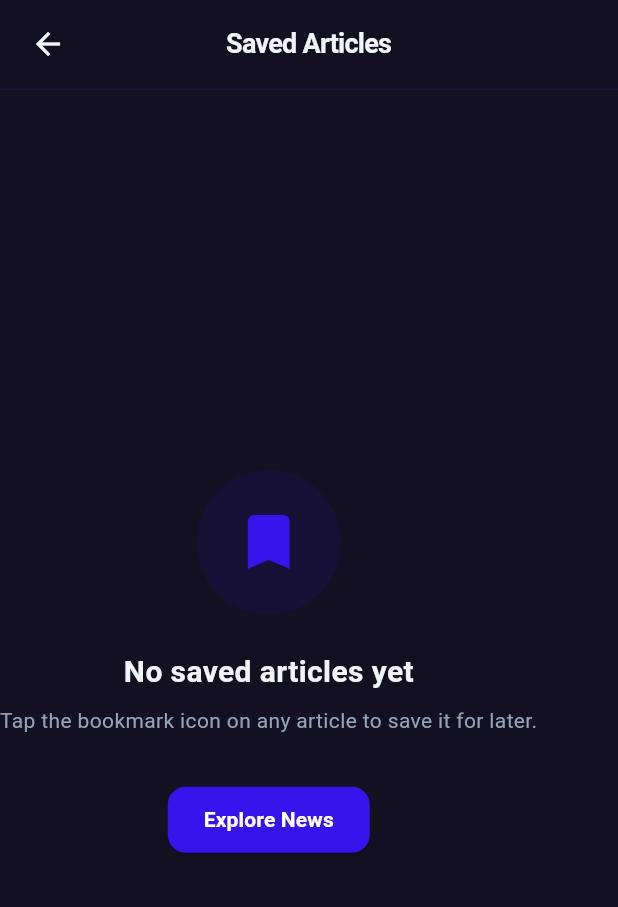
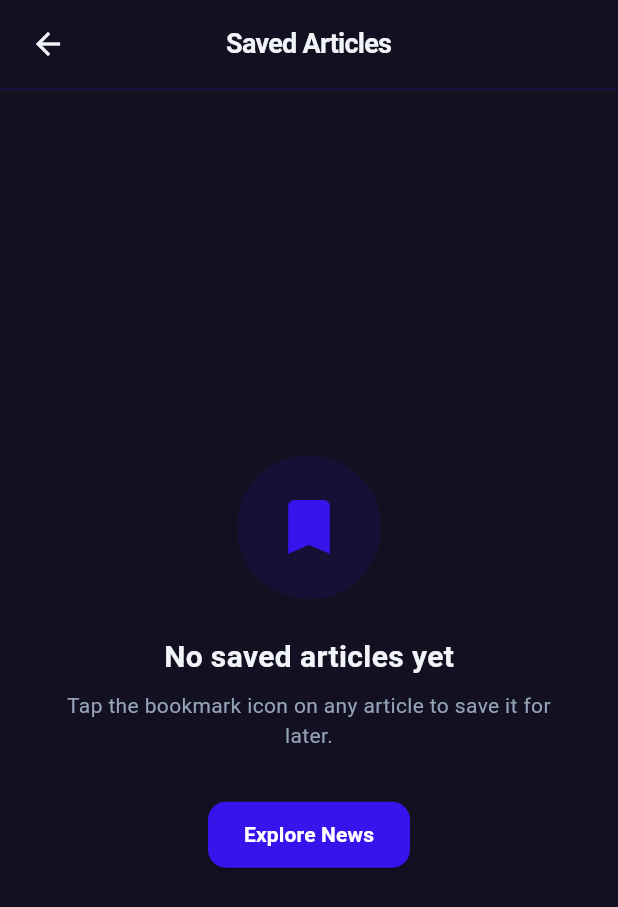
Before and after one commit to cybersleuth0/news_intelligence_app, a Flutter app: the FavoritesScreen screen opened directly, on a phone screen of 412 x 824 dp. Shown: the top 907 px of the screen. Run offline on Flutter 3.47's test engine with Material 3 defaults, Android fonts, the phone set to English and light mode, and no system bars; our stand-ins replace dio, flutter_riverpod, hive_flutter, shimmer; accounts and stored records are empty.

Commit message:
Update FavoritesScreen empty state layout
- Wrap the empty state content in a `Center` widget to ensure proper alignment.
- Add horizontal padding to the description text for improved readability and spacing.

```diff
--- a/lib/features/news/presentation/screens/favorites_screen.dart
+++ b/lib/features/news/presentation/screens/favorites_screen.dart
@@ -198,7 +198,8 @@ class FavoritesScreen extends ConsumerWidget {
   }
 
   Widget _buildEmptyState(BuildContext context, Color primaryColor, Color textColor, Color mutedTextColor) {
-    return Column(
+    return Center(
+      child: Column(
         mainAxisAlignment: MainAxisAlignment.center,
         children: [
           Container(
@@ -224,12 +225,15 @@ class FavoritesScreen extends ConsumerWidget {
             ),
           ),
           const SizedBox(height: 8),
-        Text(
+          Padding(
+            padding: const EdgeInsets.symmetric(horizontal: 32.0),
+            child: Text(
               'Tap the bookmark icon on any article to save it for later.',
               textAlign: TextAlign.center,
               style: TextStyle(
                 color: mutedTextColor,
                 fontSize: 14,
+              ),
             ),
           ),
           const SizedBox(height: 32),
@@ -246,6 +250,7 @@ class FavoritesScreen extends ConsumerWidget {
             child: const Text('Explore News', style: TextStyle(fontWeight: FontWeight.bold)),
           ),
         ],
+      ),
     );
   }
 }
```
Lines whose indentation alone changed are shown as unchanged.
